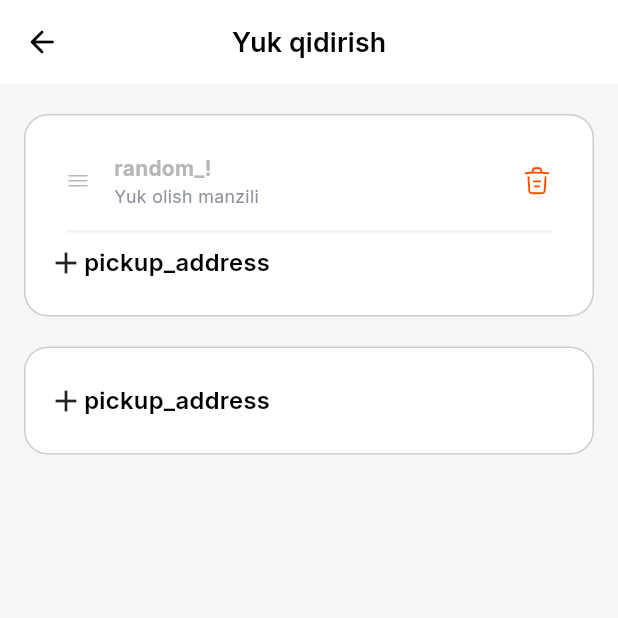
After one commit to obidkhandev/lorry_dispatcher, a Flutter app: the CreateOrderScreen screen opened by its route, after a tap on "pickup_address", on a phone screen of 412 x 824 dp, the top half of it. The commit adds this screen. Run offline on Flutter 3.47's test engine with Material 3 defaults, Android fonts, the phone set to English and light mode, and no system bars; our stand-ins replace animate_do, bloc, cached_network_image, dartz, dio, dropdown_button2 and 16 more; missing offline and left inert: flutter_polyline_points, scale_button; accounts and stored records are empty; network calls fail.

Commit message:
create order screen, create order bloc

```diff
--- a/lib/core/routes/app_pages.dart
+++ b/lib/core/routes/app_pages.dart
@@ -5,6 +5,8 @@ import 'package:lorry_dispatcher/core/routes/app_routes.dart';
 import 'package:lorry_dispatcher/features/auth/presentation/pages/login/login_screen.dart';
 import 'package:lorry_dispatcher/features/auth/presentation/pages/otp/otp_screen.dart';
 import 'package:lorry_dispatcher/features/auth/presentation/pages/register/register_screen.dart';
+import 'package:lorry_dispatcher/features/create_order/presentation/pages/create_order/create_order_screen.dart';
+import 'package:lorry_dispatcher/features/create_order/presentation/pages/select_location/select_location_screen.dart';
 import 'package:lorry_dispatcher/features/home/presentation/pages/about_driver/about_driver_screen.dart';
 import 'package:lorry_dispatcher/features/home/presentation/pages/home/home_screen.dart';
 import 'package:lorry_dispatcher/features/home/presentation/pages/offers/offers_screen.dart';
@@ -18,7 +20,6 @@ class AppPages {
     navigatorKey: rootNavigatorKey,
     initialLocation: AppRoutes.home,
     routes: <RouteBase>[
-
       GoRoute(
         name: AppRoutes.registerScreen,
         path: AppRoutes.registerScreen,
@@ -52,6 +53,21 @@ class AppPages {
         path: AppRoutes.aboutDriver,
         builder: (BuildContext context, GoRouterState state) {
           return const AboutDriverScreen();
+        },
+      ),
+      GoRoute(
+        name: AppRoutes.createOrderScreen,
+        path: AppRoutes.createOrderScreen,
+        builder: (BuildContext context, GoRouterState state) {
+          return const CreateOrderScreen();
+        },
+      ),
+
+      GoRoute(
+        name: AppRoutes.selectLocationScreen,
+        path: AppRoutes.selectLocationScreen,
+        builder: (BuildContext context, GoRouterState state) {
+          return const SelectLocationScreen();
         },
       ),
 
--- a/lib/core/routes/app_routes.dart
+++ b/lib/core/routes/app_routes.dart
@@ -17,4 +17,8 @@ class AppRoutes{
   static const String statusScreen = "/statusScreen";
   static const String offersScreen = "/offersScreen";
 
+
+  // create order
+  static const String createOrderScreen = "/createOrderScreen";
+  static const String selectLocationScreen = "/selectLocationScreen";
 }
--- /dev/null
+++ b/lib/features/create_order/data/models/country_region_model.dart
@@ -0,0 +1,8 @@
+import 'package:google_maps_flutter/google_maps_flutter.dart';
+
+class CountryRegionModel{
+  final String name;
+  final LatLng latLng;
+
+  CountryRegionModel({required this.name, required this.latLng});
+}
--- /dev/null
+++ b/lib/features/create_order/presentation/bloc/create_order_event.dart
@@ -0,0 +1,48 @@
+part of 'create_order_bloc.dart';
+
+abstract class CreateOrderEvent {}
+
+// Pickup location events
+class AddPickupLocationEvent extends CreateOrderEvent {
+  final CountryRegionModel location;
+
+  AddPickupLocationEvent(this.location);
+}
+
+class EditPickupLocationEvent extends CreateOrderEvent {
+  final int index;
+  final CountryRegionModel updatedLocation;
+
+  EditPickupLocationEvent(this.index, this.updatedLocation);
+}
+
+class DeletePickupLocationEvent extends CreateOrderEvent {
+  final int index;
+
+  DeletePickupLocationEvent(this.index);
+}
+
+// Dropoff location events
+class AddDropoffLocationEvent extends CreateOrderEvent {
+  final CountryRegionModel location;
+
+  AddDropoffLocationEvent(this.location);
+}
+
+class EditDropoffLocationEvent extends CreateOrderEvent {
+  final int index;
+  final CountryRegionModel updatedLocation;
+
+  EditDropoffLocationEvent(this.index, this.updatedLocation);
+}
+
+class DeleteDropoffLocationEvent extends CreateOrderEvent {
+  final int index;
+
+  DeleteDropoffLocationEvent(this.index);
+}
+
+// Reset/Clear events
+class ClearAllLocationsEvent extends CreateOrderEvent {}
+
+class ResetCreateOrderEvent extends CreateOrderEvent {}
--- /dev/null
+++ b/lib/features/create_order/presentation/bloc/create_order_state.dart
@@ -0,0 +1,22 @@
+// create_order_state.dart
+part of 'create_order_bloc.dart';
+
+class CreateOrderState {
+  final List<CountryRegionModel> pickUpAddress;
+  final List<CountryRegionModel> dropOffAddress;
+
+  const CreateOrderState({
+    this.pickUpAddress = const [],
+    this.dropOffAddress = const [],
+  });
+
+  CreateOrderState copyWith({
+    List<CountryRegionModel>? pickUpAddress,
+    List<CountryRegionModel>? dropOffAddress,
+  }) {
+    return CreateOrderState(
+      pickUpAddress: pickUpAddress ?? this.pickUpAddress,
+      dropOffAddress: dropOffAddress ?? this.dropOffAddress,
+    );
+  }
+}
--- /dev/null
+++ b/lib/features/create_order/presentation/pages/create_order/create_order_screen.dart
@@ -0,0 +1,64 @@
+import 'package:flutter/material.dart';
+import 'package:flutter_bloc/flutter_bloc.dart';
+import 'package:lorry_dispatcher/export.dart';
+import 'package:lorry_dispatcher/features/create_order/data/models/country_region_model.dart';
+import 'package:lorry_dispatcher/features/create_order/presentation/bloc/create_order_bloc.dart';
+import 'package:lorry_dispatcher/features/create_order/presentation/pages/create_order/widget/location_list_section.dart';
+
+class CreateOrderScreen extends StatelessWidget {
+  const CreateOrderScreen({super.key});
+  @override
+  Widget build(BuildContext context) {
+    return Scaffold(
+      appBar: CustomAppBar(title: "Yuk qidirish"),
+      body: BlocBuilder<CreateOrderBloc, CreateOrderState>(
+        builder: (context, state) {
+          final bloc = context.read<CreateOrderBloc>();
+          return ListView(
+            padding: EdgeInsets.symmetric(horizontal: 16.w, vertical: 20.h),
+            children: [
+              LocationListSection(
+                title: "pickup_address",
+                locations: state.pickUpAddress,
+                onRemoveLocation: (index) {
+
+                  bloc.add(DeletePickupLocationEvent(index));
+                },
+                onAddLocation: () async {
+                  bloc.add(
+                    AddPickupLocationEvent(
+                      CountryRegionModel(
+                        name: 'random_!',
+                        latLng: LatLng(0, 0),
+                      ),
+                    ),
+                  );
+                },
+              ),
+              20.verticalSpace,
+              LocationListSection(
+                title: "pickup_address",
+                locations: state.dropOffAddress,
+                onRemoveLocation: (index) {
+
+                  bloc.add(DeleteDropoffLocationEvent(index));
+
+                },
+                onAddLocation: () async {
+                  bloc.add(
+                    AddDropoffLocationEvent(
+                      CountryRegionModel(
+                        name: 'random_!',
+                        latLng: LatLng(0, 0),
+                      ),
+                    ),
+                  );
+                },
+              ),
+            ],
+          );
+        },
+      ),
+    );
+  }
+}
--- /dev/null
+++ b/lib/features/create_order/presentation/pages/create_order/widget/location_item.dart
@@ -0,0 +1,58 @@
+import 'package:lorry_dispatcher/core/utills/helper_widget.dart';
+import 'package:lorry_dispatcher/core/values/app_text_sytle.dart';
+
+import '../../../../../../export.dart';
+
+class LocationItem extends StatelessWidget {
+  final String title;
+  final Color? color;
+  final bool showDelete;
+  final Function()? onDelete;
+
+  const LocationItem({
+    super.key,
+    required this.title,
+    this.color,
+    this.onDelete,
+    this.showDelete = true,
+  });
+
+  @override
+  Widget build(BuildContext context) {
+    return Column(
+      children: [
+        10.verticalSpace,
+        Row(
+          children: [
+            SvgPicture.asset(AppIcons.menuVertical),
+            16.horizontalSpace,
+            Column(
+              crossAxisAlignment: CrossAxisAlignment.start,
+              children: [
+                Text(
+                  title,
+                  style: AppTextStyles().body14w7.copyWith(
+                    color: AppColors.grey500,
+                  ),
+                ),
+                Text(
+                  "Yuk olish manzili",
+                  style: AppTextStyles().body12w4.copyWith(
+                    color: AppColors.grey600,
+                  ),
+                ),
+              ],
+            ),
+            const Spacer(),
+            InkWell(
+              onTap: onDelete,
+              child: SvgPicture.asset(AppIcons.delete, width: 20.w),
+            ),
+          ],
+        ),
+        16.verticalSpace,
+        customDivider,
+      ],
+    ).paddingSymmetric(horizontal: 12.w);
+  }
+}
--- /dev/null
+++ b/lib/features/create_order/presentation/pages/create_order/widget/location_list_section.dart
@@ -0,0 +1,101 @@
+import 'package:lorry_dispatcher/core/values/app_text_sytle.dart';
+import 'package:lorry_dispatcher/features/create_order/data/models/country_region_model.dart';
+import 'package:lorry_dispatcher/features/create_order/presentation/pages/create_order/widget/location_item.dart';
+import '../../../../../../export.dart';
+
+class LocationListSection extends StatefulWidget {
+  final String title;
+  final List<CountryRegionModel> locations;
+  final VoidCallback onAddLocation;
+  final Function(int) onRemoveLocation;
+
+  const LocationListSection({
+    super.key,
+    required this.title,
+    required this.locations,
+    required this.onAddLocation,
+    required this.onRemoveLocation,
+  });
+
+  @override
+  State<LocationListSection> createState() => _LocationListSectionState();
+}
+
+class _LocationListSectionState extends State<LocationListSection> {
+  late List<CountryRegionModel> locations;
+
+  @override
+  void initState() {
+    super.initState();
+    locations = List.from(widget.locations);
+  }
+
+  @override
+  void didUpdateWidget(LocationListSection oldWidget) {
+    super.didUpdateWidget(oldWidget);
+    if (widget.locations != oldWidget.locations) {
+      setState(() {
+        locations = List.from(widget.locations);
+      });
+    }
+  }
+
+  void _onReorder(int oldIndex, int newIndex) {
+    setState(() {
+      if (newIndex > oldIndex) newIndex--;
+      final item = locations.removeAt(oldIndex);
+      locations.insert(newIndex, item);
+    });
+  }
+
+  void _removeLocation(int index) {
+    setState(() {
+      locations.removeAt(index);
+    });
+    widget.onRemoveLocation(index);
+  }
+
+  @override
+  Widget build(BuildContext context) {
+    return DecoratedBox(
+      decoration: BoxDecoration(
+        color: context.theme.cardColor,
+        borderRadius: BorderRadius.circular(16.r),
+        border: Border.all(color: AppColors.grey2),
+      ),
+      child: Column(
+        children: [
+          ReorderableListView.builder(
+            shrinkWrap: true,
+            physics: const NeverScrollableScrollPhysics(),
+            padding: EdgeInsets.zero,
+            onReorder: _onReorder,
+            itemCount: locations.length,
+            itemBuilder: (context, index) {
+              return LocationItem(
+                onDelete: () {
+                  _removeLocation(index);
+                },
+                key: Key("${locations[index].name ?? 'unknown'}_$index"),
+                color: AppColors.transparent,
+                title: locations[index].name ?? 'Unknown',
+              );
+            },
+          ),
+          InkWell(
+            onTap: widget.onAddLocation,
+            child: DecoratedBox(
+              decoration: BoxDecoration(color: AppColors.white),
+              child: Row(
+                children: [
+                  const Icon(Icons.add),
+                  Text(widget.title, style: AppTextStyles().body16w6),
+                ],
+              ),
+            ),
+          ).paddingSymmetric(vertical: 8.h),
+        ],
+      ).paddingAll(16.sp),
+    );
+  }
+}
--- a/lib/features/home/presentation/pages/home/home_screen.dart
+++ b/lib/features/home/presentation/pages/home/home_screen.dart
@@ -1,3 +1,4 @@
+import 'package:lorry_dispatcher/core/routes/app_routes.dart';
 import 'package:lorry_dispatcher/core/values/app_text_sytle.dart';
 import 'package:lorry_dispatcher/export.dart';
 import 'package:lorry_dispatcher/features/common/widget/custom_app_bar.dart';
@@ -45,7 +46,7 @@ class _HomeScreenState extends State<HomeScreen> with TickerProviderStateMixin {
           child: CustomButton(
             height: 40.h,
             onTap: () {
-              showAddOrderBottomSheet(context);
+              context.push(AppRoutes.createOrderScreen);
             },
             paddingV: 0,
             icon: AppIcons.add,
--- a/lib/features/main_screen.dart
+++ b/lib/features/main_screen.dart
@@ -58,7 +58,7 @@ class _MainScreenState extends State<MainScreen> {
         },
         child: Scaffold(
           bottomNavigationBar: BottomNavigationBar(
-            backgroundColor: context.theme.scaffoldBackgroundColor,
+            backgroundColor: context.theme.cardColor,
             currentIndex: widget.child.currentIndex,
             type: BottomNavigationBarType.fixed,
             selectedItemColor: context.theme.textTheme.titleMedium?.color,
--- a/lib/main.dart
+++ b/lib/main.dart
@@ -7,6 +7,7 @@ import 'package:lorry_dispatcher/core/values/app_theme.dart';
 import 'package:lorry_dispatcher/features/common/bloc/main_tab/main_tab_cubit.dart';
 import 'package:lorry_dispatcher/features/common/bloc/settings/settings_cubit.dart';
 import 'package:flutter_localizations/flutter_localizations.dart';
+import 'package:lorry_dispatcher/features/create_order/presentation/bloc/create_order_bloc.dart';
 import 'package:lorry_dispatcher/features/map/presentation/bloc/driver_tracking/driver_tracking_bloc.dart';
 import 'package:lorry_dispatcher/generated/l10n.dart';
 import 'core/utills/app_update_version.dart';
@@ -40,6 +41,9 @@ class MyApp extends StatelessWidget {
         ),
         BlocProvider(
           create: (context) => DriverTrackingBloc(),
+        ),
+        BlocProvider(
+          create: (context) => CreateOrderBloc(),
         ),
       ],
       child: BlocBuilder<SettingsCubit, SettingsState>(
```
Also changed, not shown: lib/features/create_order/presentation/bloc/create_order_bloc.dart (added, +110 -0 lines), lib/features/create_order/presentation/pages/select_location/select_location_screen.dart (added, +10 -0 lines), lib/features/home/presentation/pages/home/widget/driver_jobless_card.dart (+8 -13 lines), lib/features/home/presentation/pages/home/widget/drivers_page.dart (+9 -1 lines), lib/features/home/presentation/pages/home/widget/order_offer_card.dart (added, +92 -0 lines), lib/features/home/presentation/part/send_offer_bottom_sheet.dart (added, +105 -0 lines).
